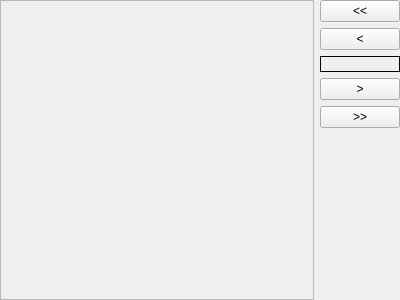
This is Sqliteman/sqliteman/sqlitemview.ui in iamkjg/sqliteman as Qt 5 draws it before an edit. The edited form follows.
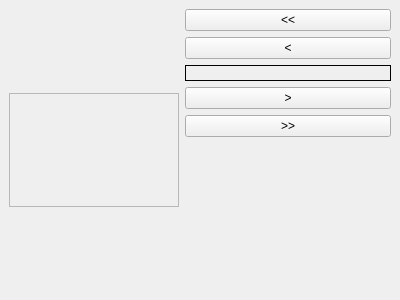
This is the edited form.

What changed in the file:
```diff
--- a/Sqliteman/sqliteman/sqlitemview.ui
+++ b/Sqliteman/sqliteman/sqlitemview.ui
@@ -13,33 +13,30 @@
    <string>Form</string>
   </property>
   <layout class="QGridLayout" >
-   <property name="leftMargin" >
-    <number>0</number>
+   <property name="margin" >
+    <number>9</number>
    </property>
-   <property name="topMargin" >
-    <number>0</number>
-   </property>
-   <property name="rightMargin" >
-    <number>0</number>
-   </property>
-   <property name="bottomMargin" >
-    <number>0</number>
-   </property>
-   <property name="horizontalSpacing" >
-    <number>6</number>
-   </property>
-   <property name="verticalSpacing" >
+   <property name="spacing" >
     <number>6</number>
    </property>
    <item rowspan="6" row="0" column="0" >
     <widget class="QScrollArea" native="1" name="scrollWidget" >
      <property name="sizePolicy" >
-      <sizepolicy vsizetype="Preferred" hsizetype="Expanding" >
+      <sizepolicy>
+       <hsizetype>0</hsizetype>
+       <vsizetype>0</vsizetype>
        <horstretch>0</horstretch>
        <verstretch>0</verstretch>
       </sizepolicy>
      </property>
-     <layout class="QGridLayout" />
+     <layout class="QGridLayout" >
+      <property name="margin" >
+       <number>9</number>
+      </property>
+      <property name="spacing" >
+       <number>6</number>
+      </property>
+     </layout>
     </widget>
    </item>
    <item row="0" column="1" >
```
Left out of the diff: 2 changed lines with no effect on the pictures.
